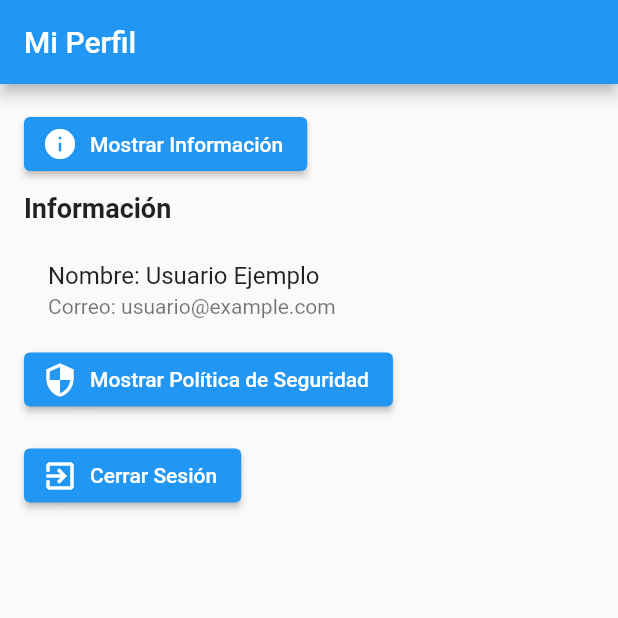
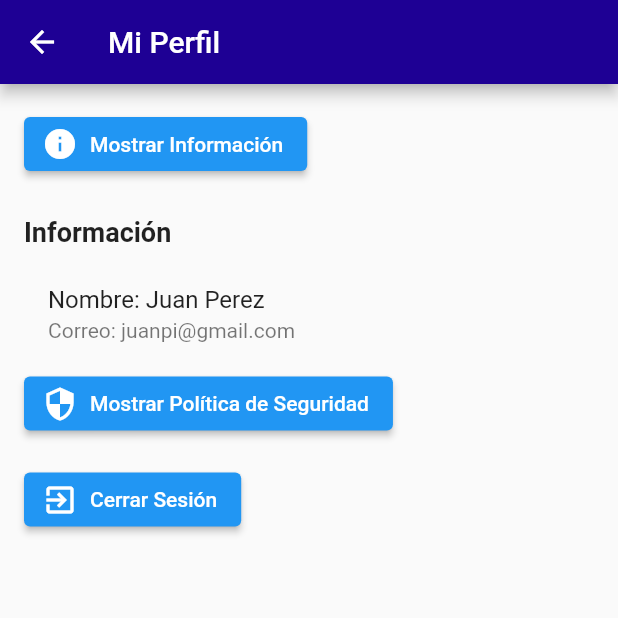
Before and after one commit to paodiazs/SecurityforAll, a Flutter app: the ProfilePage screen opened directly, after a tap on an icon or button, on a phone screen of 412 x 824 dp, the top half of it. Run offline on Flutter 3.47's test engine with Material 2 defaults, Android fonts, the phone set to English and light mode, and no system bars; network calls fail.

Commit message:
cambios en AppBar

```diff
--- a/lib/Pages/books_page.dart
+++ b/lib/Pages/books_page.dart
@@ -14,8 +14,9 @@ class LibrosPage extends StatelessWidget {
   Widget build(BuildContext context) {
     return Scaffold(
       appBar: AppBar(
-        title: Text('Categorías'),
+        title: Text('Libros por categorías'),
         backgroundColor: Color(0xFF1E0094),
+        foregroundColor: Colors.white,
       ),
       body: CategoriasGridView(),//el body es un widget llamado CategoriasGridView()
     );
--- a/lib/Pages/courses_page.dart
+++ b/lib/Pages/courses_page.dart
@@ -19,6 +19,7 @@ class CoursesPage extends StatelessWidget {
       appBar: AppBar(
         title: Text('Categorías'),
         backgroundColor: Color(0xFF1E0094),
+        foregroundColor: Colors.white,
       ),
       body: CategoriasGridView(),
     );
--- a/lib/Pages/profile_page.dart
+++ b/lib/Pages/profile_page.dart
@@ -14,6 +14,8 @@ class _ProfilePageState extends State<ProfilePage> {
     return Scaffold(
       appBar: AppBar(
         title: Text('Mi Perfil'),
+        backgroundColor: Color(0xFF1E0094),
+        foregroundColor: Colors.white,
       ),
       body: Padding(
         padding: const EdgeInsets.all(16.0),
@@ -22,6 +24,7 @@ class _ProfilePageState extends State<ProfilePage> {
           children: [
             _buildSectionButton(
               title: 'Información',
+
               icon: Icons.info,
               onPressed: () {
                 setState(() {
@@ -29,9 +32,11 @@ class _ProfilePageState extends State<ProfilePage> {
                 });
               },
             ),
+              SizedBox(height: 16),
             if (showInfo) _buildInfoSection(),
             _buildSectionButton(
               title: 'Política de Seguridad',
+
               icon: Icons.security,
               onPressed: () {
                 setState(() {
@@ -88,8 +93,8 @@ class _ProfilePageState extends State<ProfilePage> {
 
   Widget _buildInfoDetails() {
     return ListTile(
-      title: Text('Nombre: Usuario Ejemplo'),
-      subtitle: Text('Correo: usuario@example.com'),
+      title: Text('Nombre: Juan Perez'),
+      subtitle: Text('Correo: juanpi@gmail.com'),
     );
   }
 
@@ -124,6 +129,7 @@ class _ProfilePageState extends State<ProfilePage> {
                   Navigator.pushReplacementNamed(context, '/login');
                 },
                 child: Text('Cerrar Sesión'),
+
               ),
             ],
           );
@@ -136,9 +142,3 @@ class _ProfilePageState extends State<ProfilePage> {
 }
 
 }
-
-void main() {
-  runApp(MaterialApp(
-    home: ProfilePage(),
-  ));
-}
--- a/lib/login.dart
+++ b/lib/login.dart
@@ -24,7 +24,7 @@ class _LoginPageState extends State<LoginPage> {//estado llamado LoginPageState,
   List<Usuario> usuarios = [
     Usuario(email: 'jorge@gmail.com', password: 'contraseña'),
     Usuario(email: 'paodiaz@gmail.com', password: 'pao123'),
-    Usuario(email: 'user@example.com', password: 'password'),
+    Usuario(email: 'juanpi@gmail.com', password: 'juan123'),
     Usuario(email: 'user4@example.com', password: 'password4'),
     Usuario(email: 'user5@example.com', password: 'password5'),
   ];
@@ -62,6 +62,7 @@ class _LoginPageState extends State<LoginPage> {//estado llamado LoginPageState,
       appBar: AppBar(
         title: Text('SecurityforAll'),
         backgroundColor: Color(0xFF1E0094),
+        foregroundColor: Colors.white,
       ),
       body: Padding(//padding para acomodar los elementos
         padding: const EdgeInsets.all(16.0),
@@ -83,6 +84,10 @@ class _LoginPageState extends State<LoginPage> {//estado llamado LoginPageState,
               onPressed: () {
                 _authenticateUser(context);
               },
+              style: ElevatedButton.styleFrom(
+              backgroundColor:  Color(0xFF1E0094),
+              foregroundColor: Colors.white,
+              ),
               child: Text('Iniciar Sesión'),
             ),
             SizedBox(height: 8),
```
Also changed, not shown: pubspec.lock.
